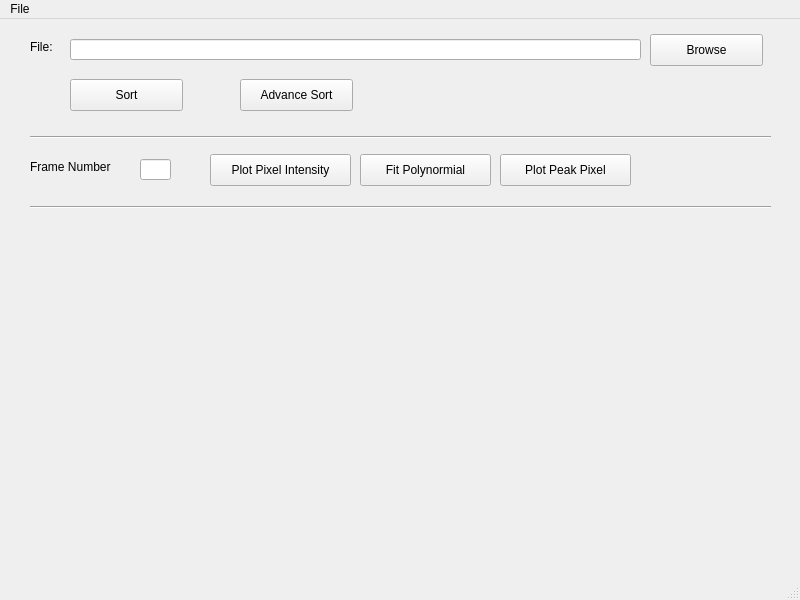
gihankaushyal/PixelAnomalyDetectorTool, file mainWindow.ui: the form before one commit.
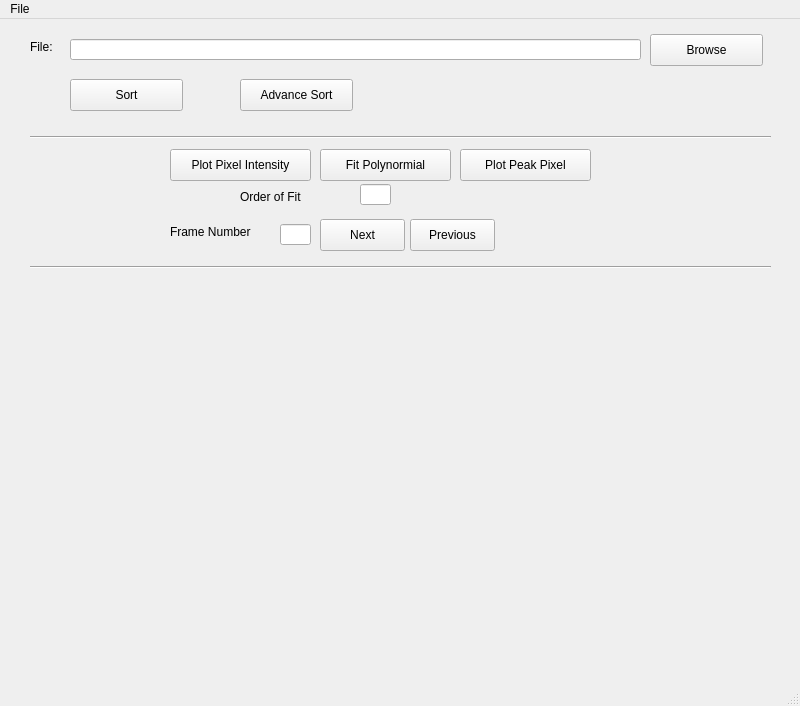
The form after the commit.

Commit message:
added next and previous button to navigate through the events  of a cix.
a field to add the order of fit is also added

```diff
--- a/mainWindow.ui
+++ b/mainWindow.ui
@@ -7,7 +7,7 @@
     <x>0</x>
     <y>0</y>
     <width>800</width>
-    <height>600</height>
+    <height>706</height>
    </rect>
   </property>
   <property name="windowTitle">
@@ -92,8 +92,8 @@
    <widget class="QLabel" name="label_2">
     <property name="geometry">
      <rect>
-      <x>30</x>
-      <y>140</y>
+      <x>170</x>
+      <y>205</y>
       <width>101</width>
       <height>16</height>
      </rect>
@@ -105,8 +105,8 @@
    <widget class="QLineEdit" name="eventNumber">
     <property name="geometry">
      <rect>
-      <x>140</x>
-      <y>140</y>
+      <x>280</x>
+      <y>205</y>
       <width>31</width>
       <height>21</height>
      </rect>
@@ -115,8 +115,8 @@
    <widget class="QPushButton" name="plotPixelIntensityButton">
     <property name="geometry">
      <rect>
-      <x>210</x>
-      <y>135</y>
+      <x>170</x>
+      <y>130</y>
       <width>141</width>
       <height>32</height>
      </rect>
@@ -128,8 +128,8 @@
    <widget class="QPushButton" name="fitPolynormialButton">
     <property name="geometry">
      <rect>
-      <x>360</x>
-      <y>135</y>
+      <x>320</x>
+      <y>130</y>
       <width>131</width>
       <height>32</height>
      </rect>
@@ -141,8 +141,8 @@
    <widget class="QPushButton" name="plotPeakPixelButton">
     <property name="geometry">
      <rect>
-      <x>500</x>
-      <y>135</y>
+      <x>460</x>
+      <y>130</y>
       <width>131</width>
       <height>32</height>
      </rect>
@@ -155,7 +155,7 @@
     <property name="geometry">
      <rect>
       <x>30</x>
-      <y>180</y>
+      <y>240</y>
       <width>741</width>
       <height>16</height>
      </rect>
@@ -168,9 +168,58 @@
     <property name="geometry">
      <rect>
       <x>30</x>
-      <y>200</y>
+      <y>260</y>
       <width>741</width>
-      <height>341</height>
+      <height>371</height>
+     </rect>
+    </property>
+   </widget>
+   <widget class="QPushButton" name="nextButton">
+    <property name="geometry">
+     <rect>
+      <x>320</x>
+      <y>200</y>
+      <width>85</width>
+      <height>32</height>
+     </rect>
+    </property>
+    <property name="text">
+     <string>Next</string>
+    </property>
+   </widget>
+   <widget class="QPushButton" name="previousButton">
+    <property name="geometry">
+     <rect>
+      <x>410</x>
+      <y>200</y>
+      <width>85</width>
+      <height>32</height>
+     </rect>
+    </property>
+    <property name="text">
+     <string>Previous</string>
+    </property>
+   </widget>
+   <widget class="QLabel" name="label_3">
+    <property name="geometry">
+     <rect>
+      <x>240</x>
+      <y>170</y>
+      <width>71</width>
+      <height>16</height>
+     </rect>
+    </property>
+    <property name="text">
+     <string>Order of Fit</string>
+    </property>
+   </widget>
+   <widget class="QLineEdit" name="orderOfFit">
+    <property name="geometry">
+     <rect>
+      <x>360</x>
+      <y>165</y>
+      <width>31</width>
+      <height>21</height>
      </rect>
     </property>
    </widget>
```
